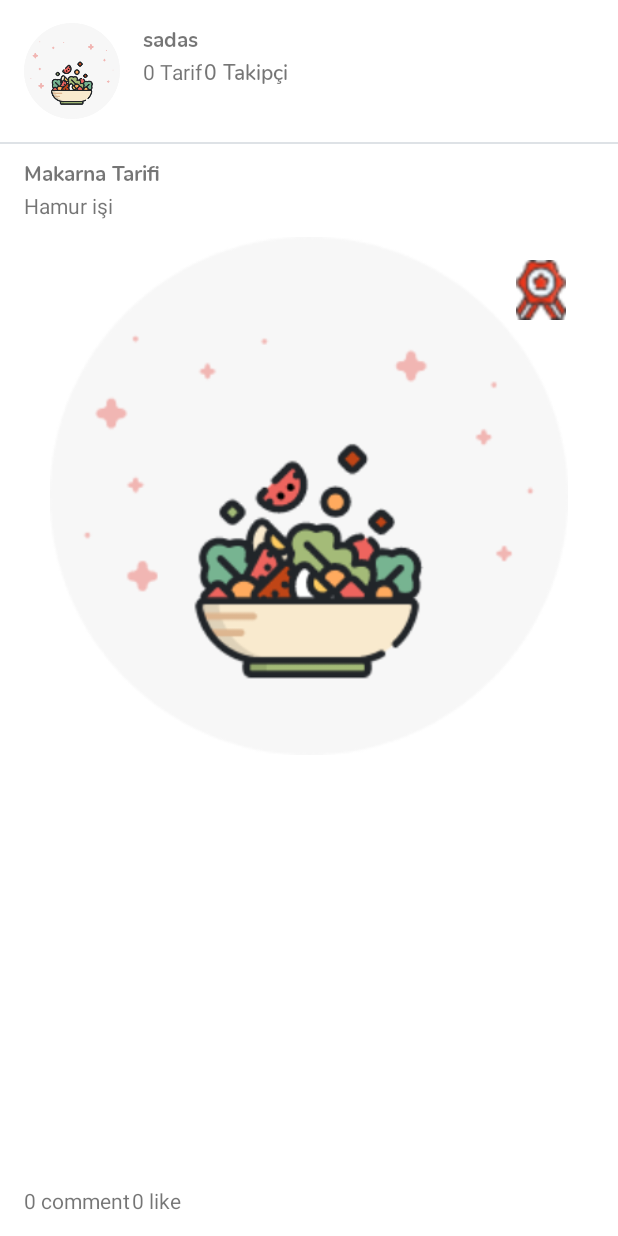
After one commit to sahmtzdmr/fodamy_android, an Android app: the layout item_home.xml on its own in the app's theme, with its tools: preview values and no code run, on a phone screen of 412 x 824 dp. The commit adds this screen. Run offline under Robolectric (Android 15) with nearby library versions, the phone set to English and light mode, and no system bars.

Commit message:
ui home,repository add,home service add

```diff
--- /dev/null
+++ b/app/src/main/java/com/sadikahmetozdemir/sadik_fodamy/shared/local/CategoryModel.kt
@@ -0,0 +1,5 @@
+package com.sadikahmetozdemir.sadik_fodamy.shared.local
+
+class CategoryModel(var id:Int?,
+var name:String?,
+)
--- /dev/null
+++ b/app/src/main/java/com/sadikahmetozdemir/sadik_fodamy/shared/local/NumberOfPersonModel.kt
@@ -0,0 +1,6 @@
+package com.sadikahmetozdemir.sadik_fodamy.shared.local
+
+data class NumberOfPersonModel (
+    var number_of_person:Int?,
+    var text: String?
+        )
--- /dev/null
+++ b/app/src/main/java/com/sadikahmetozdemir/sadik_fodamy/shared/local/TimeOfRecipeModel.kt
@@ -0,0 +1,3 @@
+package com.sadikahmetozdemir.sadik_fodamy.shared.local
+
+data class TimeOfRecipeModel (var id:Int?,var text:Int?)
--- /dev/null
+++ b/app/src/main/java/com/sadikahmetozdemir/sadik_fodamy/shared/remote/EditorChoiseResponseModel.kt
@@ -0,0 +1,5 @@
+package com.sadikahmetozdemir.sadik_fodamy.shared.remote
+
+import com.sadikahmetozdemir.sadik_fodamy.shared.local.PaginationModel
+
+data class EditorChoiseResponseModel (var data:List<EditorChoiceModel>,var pagination: PaginationModel)
--- /dev/null
+++ b/app/src/main/res/layout/item_home.xml
@@ -0,0 +1,150 @@
+<?xml version="1.0" encoding="utf-8"?>
+<androidx.constraintlayout.widget.ConstraintLayout xmlns:android="http://schemas.android.com/apk/res/android"
+    xmlns:app="http://schemas.android.com/apk/res-auto"
+    android:layout_width="match_parent"
+    android:layout_height="match_parent">
+
+    <androidx.constraintlayout.widget.Guideline
+        android:id="@+id/guidelineLeft"
+        android:layout_width="wrap_content"
+        android:layout_height="wrap_content"
+        android:orientation="vertical"
+        app:layout_constraintGuide_begin="16dp" />
+
+    <androidx.constraintlayout.widget.Guideline
+        android:id="@+id/guidelineRight"
+        android:layout_width="wrap_content"
+        android:layout_height="wrap_content"
+        android:orientation="vertical"
+        app:layout_constraintGuide_end="16dp" />
+
+    <androidx.appcompat.widget.AppCompatImageView
+        android:id="@+id/iv_user"
+        android:layout_width="64dp"
+        android:layout_height="64dp"
+        android:layout_marginTop="15dp"
+        android:layout_marginEnd="15dp"
+        android:src="@drawable/walkthrough_image_3"
+        app:layout_constraintEnd_toStartOf="@id/barrier"
+        app:layout_constraintStart_toStartOf="@id/guidelineLeft"
+        app:layout_constraintTop_toTopOf="parent" />
+
+
+    <androidx.constraintlayout.widget.Barrier
+        android:id="@+id/barrier"
+        android:layout_width="wrap_content"
+        android:layout_height="wrap_content"
+        android:orientation="vertical"
+        app:barrierDirection="start"
+        app:constraint_referenced_ids="tv_username,tv_follower"
+        app:layout_constraintStart_toEndOf="@id/iv_user"
+
+
+        app:layout_constraintTop_toTopOf="parent" />
+
+    <TextView
+        android:id="@+id/tv_username"
+        android:layout_width="wrap_content"
+        android:layout_height="wrap_content"
+        android:layout_marginTop="16dp"
+        android:fontFamily="@font/nunito_bold"
+        android:text="sadas"
+
+        app:layout_constraintStart_toEndOf="@id/barrier"
+        app:layout_constraintTop_toTopOf="parent" />
+
+    <TextView
+        android:id="@+id/tv_recipe"
+        android:layout_width="wrap_content"
+        android:layout_marginTop="1dp"
+        android:layout_height="wrap_content"
+        android:text="0 Tarif"
+
+        app:layout_constraintStart_toEndOf="@id/barrier"
+        app:layout_constraintTop_toBottomOf="@id/tv_username" />
+
+
+    <TextView
+        android:id="@+id/tv_follower"
+        android:layout_width="wrap_content"
+        android:layout_height="wrap_content"
+        android:layout_marginTop="1dp"
+        android:fontFamily="@font/nunito_semibold"
+        android:layout_marginStart="1dp"
+        android:text="0 Takipçi"
+        app:layout_constraintStart_toEndOf="@id/tv_recipe"
+
+        app:layout_constraintTop_toBottomOf="@id/tv_username" />
+
+    <View
+        android:id="@+id/view_divider"
+        android:layout_width="match_parent"
+        android:layout_height="1dp"
+        android:layout_marginTop="15.5dp"
+        android:background="@color/divider"
+        app:layout_constraintStart_toStartOf="parent"
+        app:layout_constraintTop_toBottomOf="@id/iv_user" />
+
+    <TextView
+        android:id="@+id/tv_food_title"
+        android:layout_width="wrap_content"
+        android:layout_height="wrap_content"
+        android:layout_marginTop="10.5dp"
+        android:fontFamily="@font/nunito_bold"
+        android:text="Makarna Tarifi"
+        app:layout_constraintStart_toStartOf="@id/guidelineLeft"
+        app:layout_constraintTop_toTopOf="@id/view_divider" />
+
+    <TextView
+        android:id="@+id/tv_food_description"
+        android:layout_width="wrap_content"
+        android:layout_height="wrap_content"
+        android:layout_marginTop="1dp"
+        android:text="Hamur işi"
+        app:layout_constraintStart_toStartOf="@id/guidelineLeft"
+        app:layout_constraintTop_toBottomOf="@id/tv_food_title" />
+
+    <androidx.appcompat.widget.AppCompatImageView
+        android:id="@+id/food_image"
+
+        android:layout_width="0dp"
+        android:layout_height="345dp"
+        android:layout_marginTop="11dp"
+        android:scaleType="fitCenter"
+
+        android:src="@drawable/walkthrough_image_3"
+        app:layout_constraintEnd_toEndOf="@id/guidelineRight"
+        app:layout_constraintStart_toStartOf="@id/guidelineLeft"
+        app:layout_constraintTop_toBottomOf="@id/tv_food_description" />
+
+    <androidx.appcompat.widget.AppCompatImageView
+        android:layout_width="@dimen/medal_size"
+        android:layout_height="@dimen/medal_size"
+        android:layout_marginTop="15dp"
+        android:layout_marginEnd="15dp"
+        android:src="@drawable/editors_pick_icon"
+        app:layout_constraintEnd_toEndOf="@id/food_image"
+        app:layout_constraintHorizontal_bias="1"
+        app:layout_constraintTop_toTopOf="@id/food_image" />
+
+    <TextView
+        android:id="@+id/tv_comment"
+        android:layout_width="wrap_content"
+        android:layout_height="wrap_content"
+        android:layout_marginBottom="14dp"
+        android:text="0 comment"
+        app:layout_constraintBottom_toBottomOf="parent"
+        app:layout_constraintStart_toStartOf="@id/guidelineLeft" />
+
+    <TextView
+        android:id="@+id/tv_like"
+        android:layout_width="wrap_content"
+        android:layout_height="wrap_content"
+        android:layout_marginStart="1dp"
+        android:layout_marginBottom="14dp"
+        android:text="0 like"
+        app:layout_constraintBottom_toBottomOf="parent"
+        app:layout_constraintStart_toEndOf="@id/tv_comment" />
+
+
+</androidx.constraintlayout.widget.ConstraintLayout>
--- a/app/src/main/res/values/colors.xml
+++ b/app/src/main/res/values/colors.xml
@@ -9,4 +9,5 @@
     <color name="white">#FFFFFFFF</color>
     <color name="primary">#EC381C</color>
     <color name="dot_color">#4DEC381C</color>
+    <color name="divider">#DEE2E6</color>
 </resources>
--- a/app/src/main/res/values/dimens.xml
+++ b/app/src/main/res/values/dimens.xml
@@ -1,6 +1,7 @@
 <?xml version="1.0" encoding="utf-8"?>
 <resources>
     <dimen name="margin_normal">20dp</dimen>
+    <dimen name="medal_size">40dp</dimen>
 
 
 </resources>
```
Also changed, not shown: app/src/main/java/com/sadikahmetozdemir/sadik_fodamy/api/EditorChoiceRecipesAPI.kt (added, +11 -0 lines), app/src/main/java/com/sadikahmetozdemir/sadik_fodamy/di/AppModule.kt (+6 -1 lines), app/src/main/java/com/sadikahmetozdemir/sadik_fodamy/shared/local/ImagesModel.kt (added, +9 -0 lines), app/src/main/java/com/sadikahmetozdemir/sadik_fodamy/shared/local/PaginationModel.kt (added, +12 -0 lines), app/src/main/java/com/sadikahmetozdemir/sadik_fodamy/shared/local/UserModel.kt (+12 -1 lines), app/src/main/java/com/sadikahmetozdemir/sadik_fodamy/shared/remote/EditorChoiceModel.kt (added, +23 -0 lines), app/src/main/java/com/sadikahmetozdemir/sadik_fodamy/shared/repositories/FeedRepository.kt (added, +30 -0 lines), app/src/main/res/drawable/editors_pick_icon.png (added).
